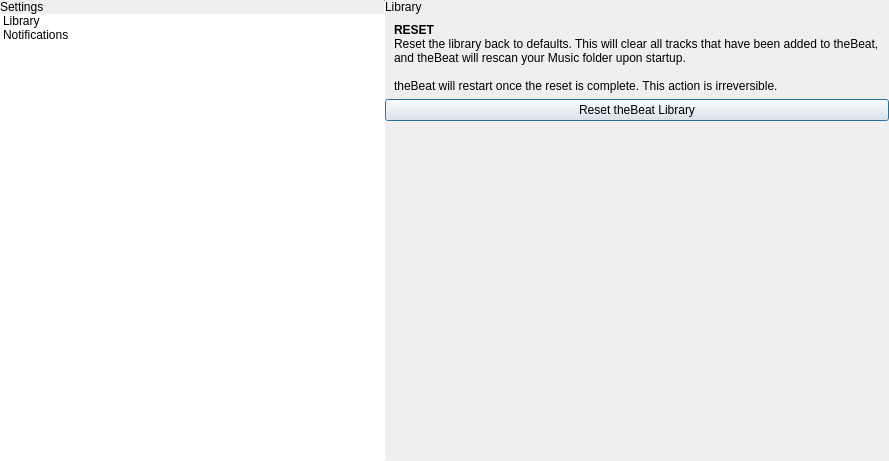
Before: the Qt Designer form application/settingsdialog.ui in theCheeseboard/theBeat, drawn with Qt 5.
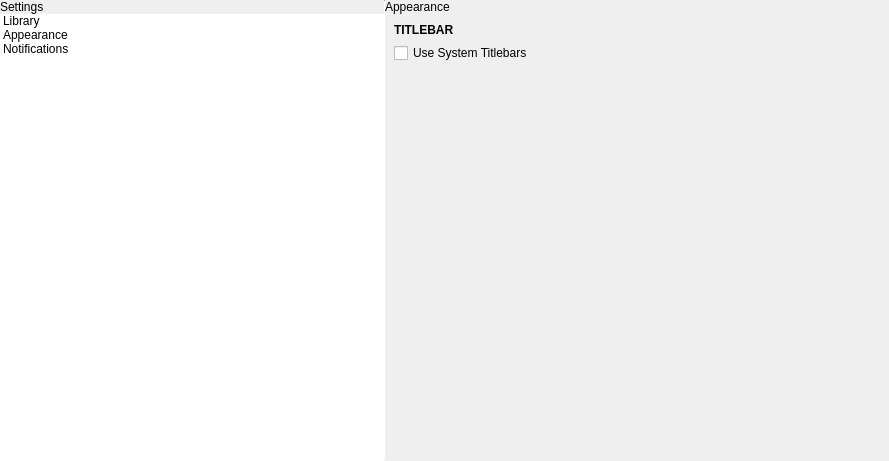
After: the same form once the commit is applied. Icons and pictures are not drawn. Custom widgets are drawn as their Qt base class.

What changed in the file:
```diff
--- a/application/settingsdialog.ui
+++ b/application/settingsdialog.ui
@@ -64,6 +64,11 @@
           <string>Library</string>
          </property>
         </item>
+        <item>
+         <property name="text">
+          <string>Appearance</string>
+         </property>
+        </item>
         <item>
          <property name="text">
           <string>Notifications</string>
@@ -89,6 +94,9 @@
    </item>
    <item>
     <widget class="tStackedWidget" name="stackedWidget">
+     <property name="currentIndex">
+      <number>1</number>
+     </property>
      <widget class="QWidget" name="page_2">
       <layout class="QVBoxLayout" name="verticalLayout_2">
        <property name="spacing">
@@ -126,7 +134,7 @@
            <rect>
             <x>0</x>
             <y>0</y>
-            <width>443</width>
+            <width>612</width>
             <height>444</height>
            </rect>
           </property>
@@ -216,6 +224,121 @@
        </item>
       </layout>
      </widget>
+     <widget class="QWidget" name="page_3">
+      <layout class="QVBoxLayout" name="verticalLayout_8">
+       <property name="spacing">
+        <number>0</number>
+       </property>
+       <property name="leftMargin">
+        <number>0</number>
+       </property>
+       <property name="topMargin">
+        <number>0</number>
+       </property>
+       <property name="rightMargin">
+        <number>0</number>
+       </property>
+       <property name="bottomMargin">
+        <number>0</number>
+       </property>
+       <item>
+        <widget class="tTitleLabel" name="titleLabel_4">
+         <property name="text">
+          <string>Appearance</string>
+         </property>
+        </widget>
+       </item>
+       <item>
+        <widget class="QScrollArea" name="scrollArea_3">
+         <property name="frameShape">
+          <enum>QFrame::NoFrame</enum>
+         </property>
+         <property name="widgetResizable">
+          <bool>true</bool>
+         </property>
+         <widget class="QWidget" name="scrollAreaWidgetContents_3">
+          <property name="geometry">
+           <rect>
+            <x>0</x>
+            <y>0</y>
+            <width>612</width>
+            <height>444</height>
+           </rect>
+          </property>
+          <layout class="QVBoxLayout" name="verticalLayout_10">
+           <property name="spacing">
+            <number>0</number>
+           </property>
+           <property name="leftMargin">
+            <number>0</number>
+           </property>
+           <property name="topMargin">
+            <number>0</number>
+           </property>
+           <property name="rightMargin">
+            <number>0</number>
+           </property>
+           <property name="bottomMargin">
+            <number>0</number>
+           </property>
+           <item>
+            <layout class="QVBoxLayout" name="verticalLayout_9">
+             <property name="spacing">
+              <number>6</number>
+             </property>
+             <property name="leftMargin">
+              <number>9</number>
+             </property>
+             <property name="topMargin">
+              <number>9</number>
+             </property>
+             <property name="rightMargin">
+              <number>9</number>
+             </property>
+             <property name="bottomMargin">
+              <number>9</number>
+             </property>
+             <item>
+              <widget class="QLabel" name="label_3">
+               <property name="font">
+                <font>
+                 <weight>75</weight>
+                 <bold>true</bold>
+                </font>
+               </property>
+               <property name="text">
+                <string>TITLEBAR</string>
+               </property>
+              </widget>
+             </item>
+             <item>
+              <widget class="QCheckBox" name="useSsdsCheckbox">
+               <property name="text">
+                <string>Use System Titlebars</string>
+               </property>
+              </widget>
+             </item>
+            </layout>
+           </item>
+           <item>
+            <spacer name="verticalSpacer_3">
+             <property name="orientation">
+              <enum>Qt::Vertical</enum>
+             </property>
+             <property name="sizeHint" stdset="0">
+              <size>
+               <width>20</width>
+               <height>40</height>
+              </size>
+             </property>
+            </spacer>
+           </item>
+          </layout>
+         </widget>
+        </widget>
+       </item>
+      </layout>
+     </widget>
      <widget class="QWidget" name="page">
       <layout class="QVBoxLayout" name="verticalLayout_5">
        <property name="spacing">
```
Left out of the diff: 7 changed lines with no effect on the pictures.
